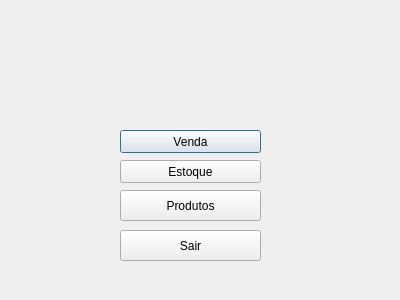
First picture: the form in Loja/gerenciamento.ui, repository eduConteJr/Estruturas-de-Dados, before the edit.
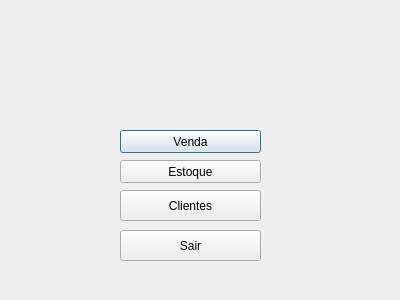
Second picture: the form after the edit.

Commit message: Lista para clientes

Patch:
```diff
--- a/Loja/gerenciamento.ui
+++ b/Loja/gerenciamento.ui
@@ -49,7 +49,7 @@
     </rect>
    </property>
    <property name="text">
-    <string>Produtos</string>
+    <string>Clientes</string>
    </property>
   </widget>
   <widget class="QPushButton" name="pushButton_4">
```
The commit also changes 18 other files.
